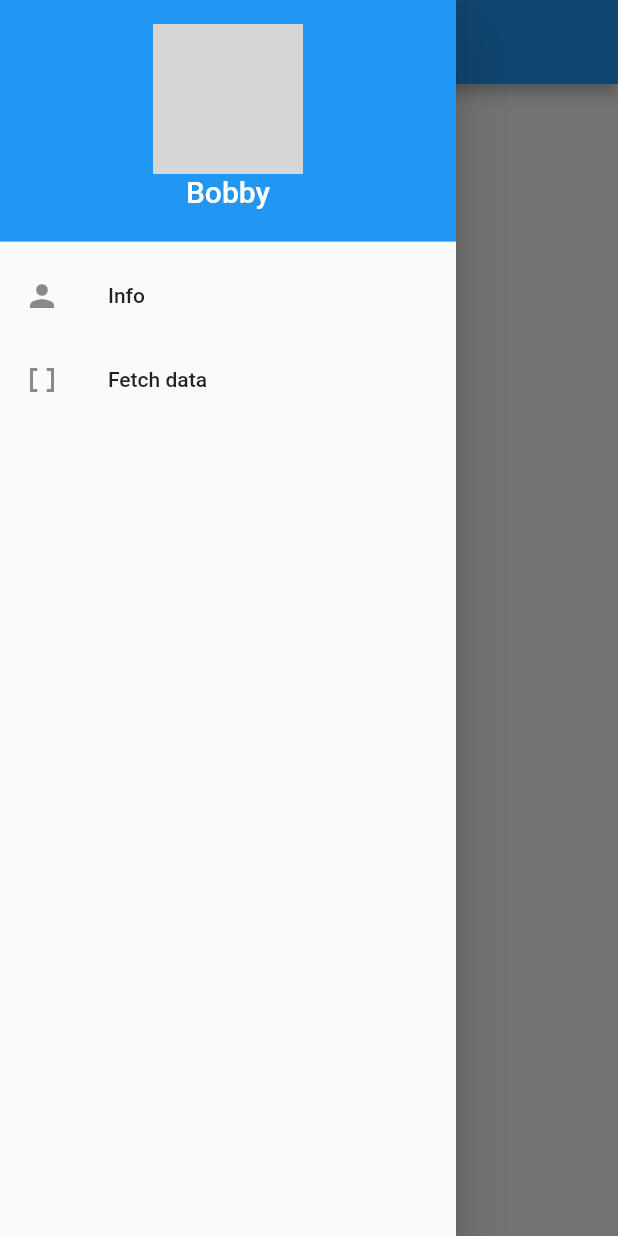
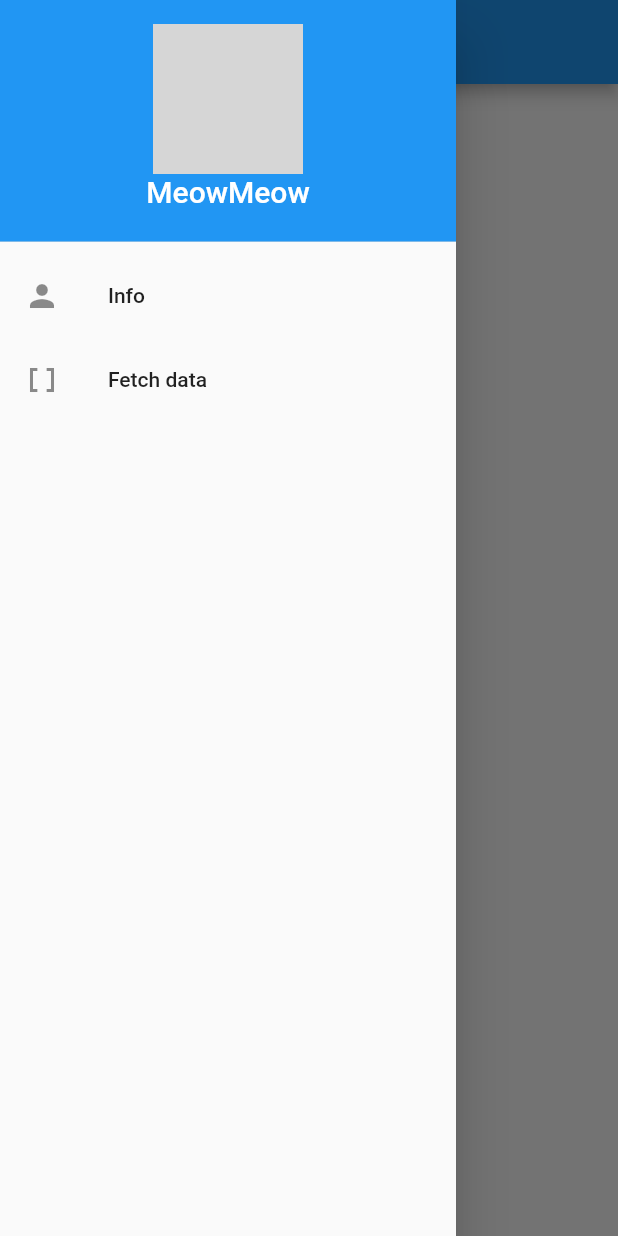
Before and after one commit to mimmiam/gsb_day02, a Flutter app: the screen it shows after launch, with the side drawer open, on a phone screen of 412 x 824 dp. Run offline on Flutter 3.47's test engine with Material 2 defaults, Android fonts, the phone set to English and light mode, and no system bars; network calls fail; grey boxes are pictures that could not be loaded.

Commit message:
add img in homepage

```diff
--- a/lib/pages/home.dart
+++ b/lib/pages/home.dart
@@ -33,10 +33,10 @@ class _HomeScreenState extends State<HomeScreen> {
                   CircleAvatar(
                     radius: 50,
                     backgroundImage: NetworkImage(
-                        'https://cdn.britannica.com/49/161649-050-3F458ECF/Bernese-mountain-dog-grass.jpg?q=60'),
+                        'https://i.natgeofe.com/n/3861de2a-04e6-45fd-aec8-02e7809f9d4e/02-cat-training-NationalGeographic_1484324_3x4.jpg'),
                   ),
                   Text(
-                    'Bobby',
+                    'MeowMeow',
                     style: TextStyle(color: Colors.white, fontSize: 20),
                   )
                 ],
```
